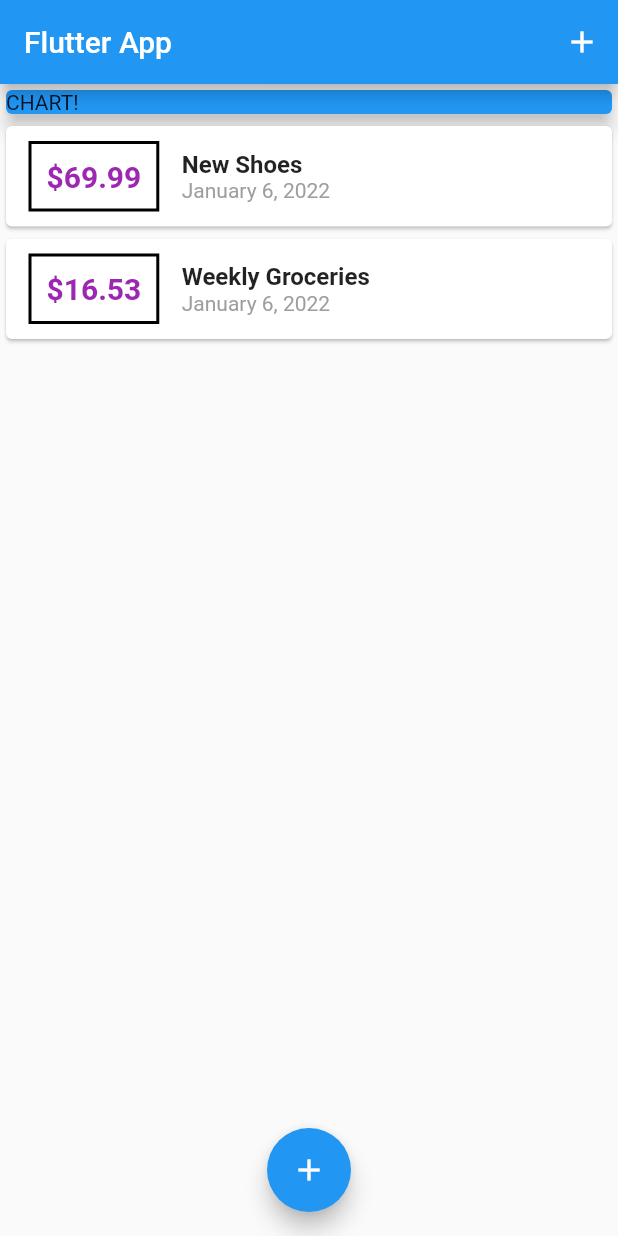
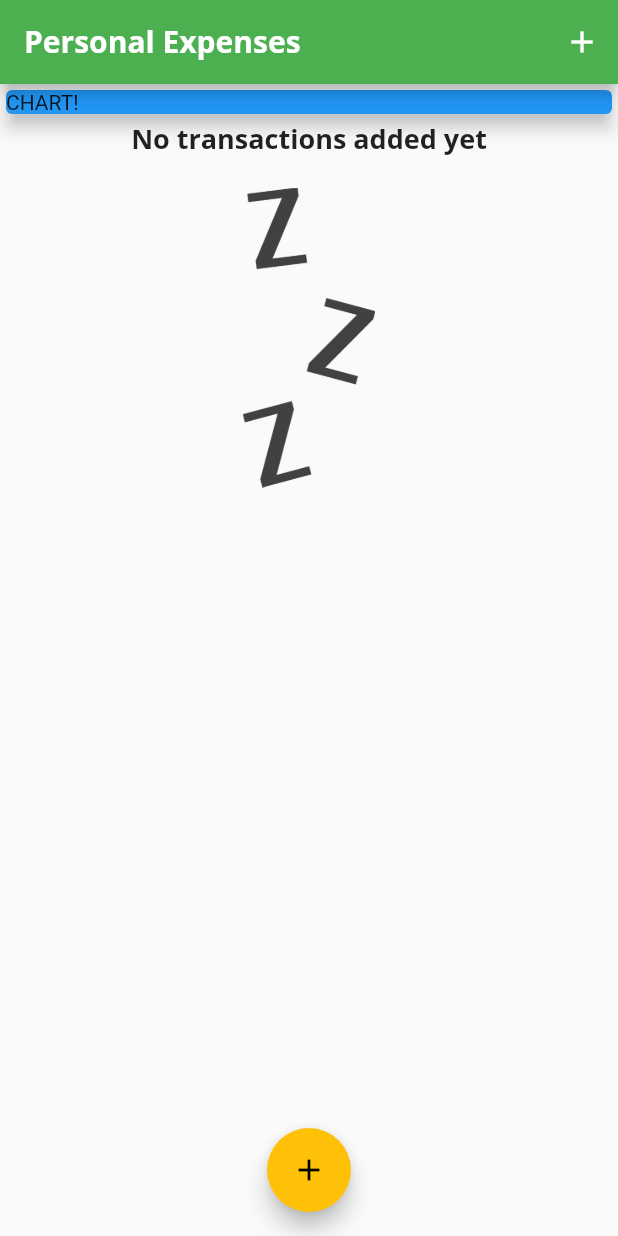
Before and after one commit to quynhanh-kristen/Mobile, a Flutter app: the screen it shows after launch, on a phone screen of 412 x 824 dp. Run offline on Flutter 3.47's test engine with Material 2 defaults, Android fonts, the phone set to English and light mode, and no system bars.

Commit message:
add font, change color theme, waiting image

```diff
--- a/flutter_complete_guide/lib/main.dart
+++ b/flutter_complete_guide/lib/main.dart
@@ -11,6 +11,28 @@ class MyApp extends StatelessWidget {
     return MaterialApp(
       title: 'Flutter App',
       home: MyHomePage(),
+
+      theme: ThemeData(
+        primarySwatch: Colors.green,
+        accentColor: Colors.amber,
+        fontFamily: 'Quicksand',
+        textTheme: ThemeData.light().textTheme.copyWith(
+                headline6: TextStyle(
+                  fontFamily: 'OpenSans',
+                  fontSize: 18,
+                  fontWeight: FontWeight.bold,
+                ),
+              ),
+        appBarTheme: AppBarTheme(
+          textTheme: ThemeData.light().textTheme.copyWith(
+                headline6: TextStyle(
+                  fontFamily: 'OpenSans',
+                  fontSize: 20,
+                  fontWeight: FontWeight.bold,
+                ),
+              ),
+        ),
+      ),
     );
   }
 }
@@ -25,18 +47,18 @@ class MyHomePage extends StatefulWidget {
 
 class _MyHomePageState extends State<MyHomePage> {
   final List<Transaction> _userTransaction = [
-    Transaction(
-      id: 't1',
-      title: 'New Shoes',
-      amount: 69.99,
-      date: DateTime.now(),
-    ),
-    Transaction(
-      id: 't2',
-      title: 'Weekly Groceries',
-      amount: 16.53,
-      date: DateTime.now(),
-    ),
+    // Transaction(
+    //   id: 't1',
+    //   title: 'New Shoes',
+    //   amount: 69.99,
+    //   date: DateTime.now(),
+    // ),
+    // Transaction(
+    //   id: 't2',
+    //   title: 'Weekly Groceries',
+    //   amount: 16.53,
+    //   date: DateTime.now(),
+    // ),
   ];
 
   void _addNewTransaction(String txtTitle, double txtAmount) {
@@ -58,7 +80,7 @@ class _MyHomePageState extends State<MyHomePage> {
         builder: (_) {
           return GestureDetector(
             child: NewTransaction(_addNewTransaction),
-            onTap: (){},
+            onTap: () {},
             behavior: HitTestBehavior.opaque,
           );
         });
@@ -68,7 +90,10 @@ class _MyHomePageState extends State<MyHomePage> {
   Widget build(BuildContext context) {
     return Scaffold(
       appBar: AppBar(
-        title: Text('Flutter App'),
+        title: Text(
+          'Personal Expenses',
+          style: TextStyle(fontFamily: 'OpenSans'),
+        ),
         actions: <Widget>[
           IconButton(
               onPressed: () {
@@ -108,3 +133,17 @@ class _MyHomePageState extends State<MyHomePage> {
 
 //How do you style Flutter widgets ?
 // You can configure widgets via their constructor arguments - that includes styling config
+//With the latest version of Flutter, some theme identifiers changed.
+
+// display4 => headline1;
+// display3 => headline2;
+// display2 => headline3;
+// display1 => headline4;
+// headline => headline5;
+// title    => headline6; // used in previous lecture
+// subhead  => subtitle1;
+// subtitle => subtitle2;
+// body2    => bodyText1; // will be used in future lectures
+// body     => bodyText2; // will be used in future lectures
+
+//primarySwatch is a collection of different color shades
--- a/flutter_complete_guide/lib/widgets/transaction_list.dart
+++ b/flutter_complete_guide/lib/widgets/transaction_list.dart
@@ -15,16 +15,36 @@ class TransactionList extends StatelessWidget {
       //ListView.builder() <- need limited item's number
       //ListView.builder() builds widgets as required  (when they can be seen)
       //It's a process that's also called "lazily rendering widgets"
-      child: ListView.builder(
-        itemBuilder: (ctx, index){
+      child: transactions.isEmpty
+          ? Column(
+              children: <Widget>[
+                Text(
+                  'No transactions added yet',
+                  style: Theme.of(context).textTheme.headline6,
+                ),
+                SizedBox(
+                  height: 20,
+                ),
+                Container(
+                  height: 200,
+                  child: Image.asset(
+                    'assets/images/waiting.png',
+                    fit: BoxFit.cover,
+                  ),
+                ),
+              ],
+            )
+          : ListView.builder(
+              itemBuilder: (ctx, index) {
                 return Card(
                   child: Row(
                     children: <Widget>[
                       Container(
-                    margin: EdgeInsets.symmetric(vertical: 10, horizontal: 15),
+                          margin: EdgeInsets.symmetric(
+                              vertical: 10, horizontal: 15),
                           decoration: BoxDecoration(
                             border: Border.all(
-                        color: Colors.black,
+                              color: Theme.of(context).primaryColor,
                               width: 2,
                             ),
                           ),
@@ -34,7 +54,7 @@ class TransactionList extends StatelessWidget {
                             style: TextStyle(
                               fontWeight: FontWeight.bold,
                               fontSize: 20,
-                        color: Colors.purple,
+                              color: Theme.of(context).primaryColor,
                             ),
                           )),
                       Column(
@@ -42,13 +62,11 @@ class TransactionList extends StatelessWidget {
                         children: <Widget>[
                           Text(
                             transactions[index].title,
-                      style: TextStyle(
-                        fontSize: 16,
-                        fontWeight: FontWeight.bold,
-                      ),
+                            style: Theme.of(context).textTheme.headline6,
                           ),
                           Text(
-                      DateFormat.yMMMMd().format(transactions[index].date),
+                            DateFormat.yMMMMd()
+                                .format(transactions[index].date),
                             style: TextStyle(
                               color: Colors.grey,
                             ),
```
Also changed, not shown: flutter_complete_guide/pubspec.yaml (+13 -14 lines), flutter_complete_guide/assets/fonts/OpenSans-Bold.ttf (added), flutter_complete_guide/assets/fonts/OpenSans-Regular.ttf (added), flutter_complete_guide/assets/fonts/Quicksand-Bold.ttf (added), flutter_complete_guide/assets/fonts/Quicksand-Light.ttf (added), flutter_complete_guide/assets/fonts/Quicksand-Medium.ttf (added), flutter_complete_guide/assets/fonts/Quicksand-Regular.ttf (added), flutter_complete_guide/assets/images/waiting.png (added), 1 other file. Lines whose indentation alone changed are shown as unchanged.
